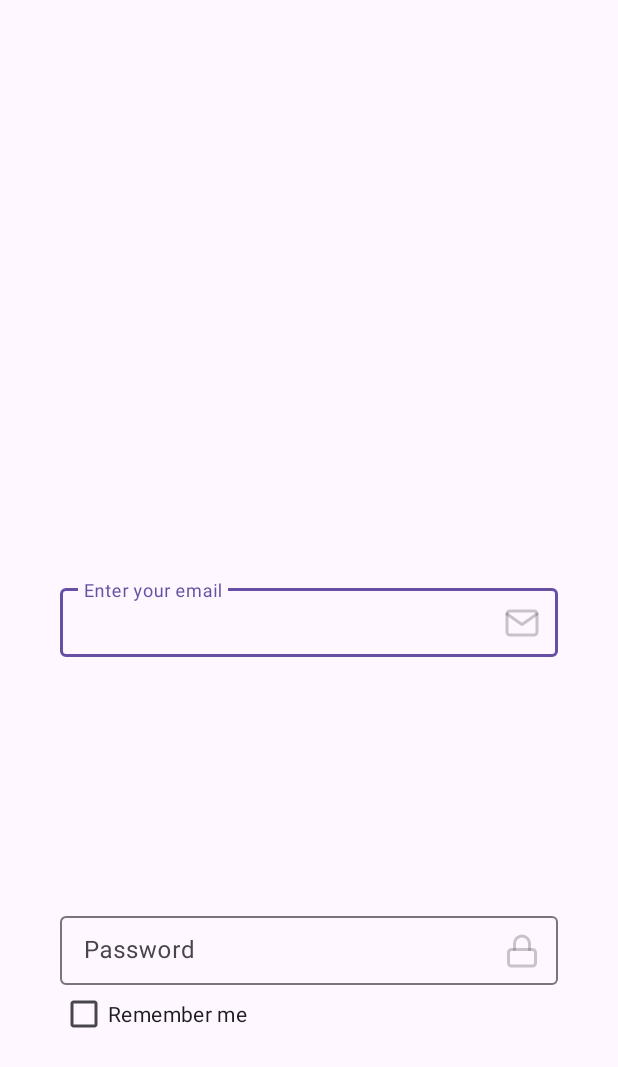
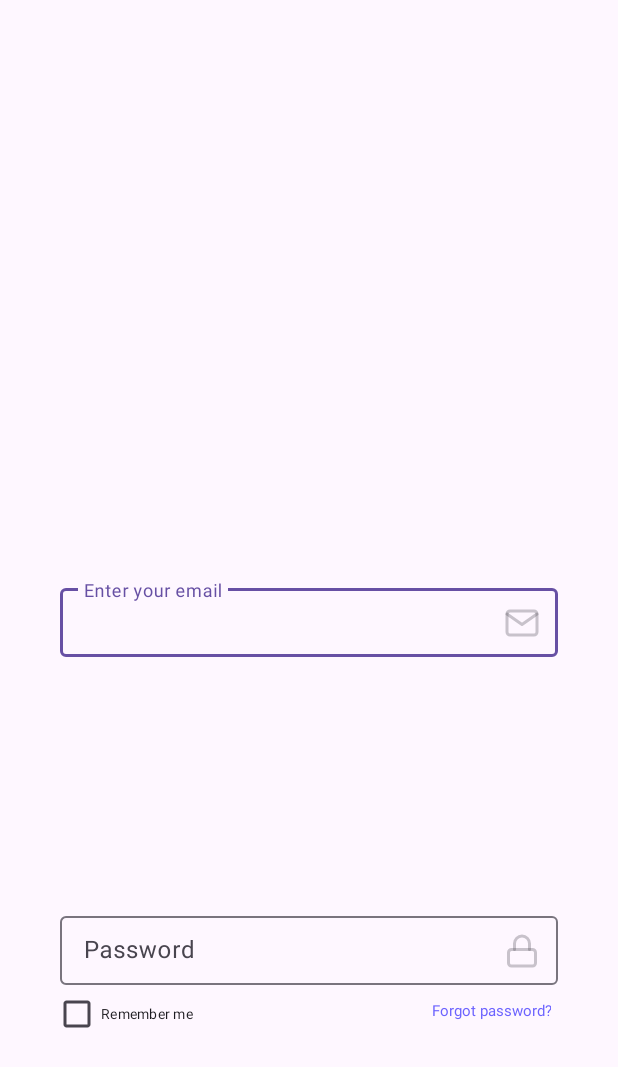
Before and after one commit to serkan-bayram/ma-assignment, an Android app: the screen it shows after launch (SignInActivity), on a phone screen of 412 x 824 dp. Shown: the top 1067 px of the screen. Run offline under Robolectric (Android 15) with nearby library versions, the phone set to English and light mode, and no system bars.

Commit message:
Add forgot password button

```diff
--- a/app/src/main/res/layout/sign_in_activity.xml
+++ b/app/src/main/res/layout/sign_in_activity.xml
@@ -47,13 +47,34 @@
 
 
     <CheckBox
+        android:id="@+id/rememberMeCheckBox"
         android:layout_width="157dp"
         android:layout_height="22dp"
         android:layout_marginTop="8dp"
         android:text="@string/remember_me_checkbox"
+        android:textSize="9sp"
+        app:layout_constraintBottom_toBottomOf="parent"
         app:layout_constraintEnd_toEndOf="parent"
-        app:layout_constraintHorizontal_bias="0.157"
+        app:layout_constraintHorizontal_bias="0.14"
         app:layout_constraintStart_toStartOf="parent"
-        app:layout_constraintTop_toBottomOf="@+id/passwordInput" />
+        app:layout_constraintTop_toBottomOf="@+id/passwordInput"
+        app:layout_constraintVertical_bias="0" />
+
+    <TextView
+        android:id="@+id/forgotPasswordButton"
+        android:layout_width="87dp"
+        android:layout_height="22dp"
+        android:layout_marginTop="10dp"
+        android:text="@string/forgot_password_button"
+        android:textColor="#6C63FF"
+        android:textSize="10sp"
+        android:textAlignment="textEnd"
+        app:layout_constraintBottom_toBottomOf="parent"
+        app:layout_constraintEnd_toEndOf="parent"
+        app:layout_constraintHorizontal_bias="0.663"
+        app:layout_constraintStart_toEndOf="@+id/rememberMeCheckBox"
+        app:layout_constraintTop_toBottomOf="@+id/passwordInput"
+        app:layout_constraintVertical_bias="0.0" />
+
 
 </androidx.constraintlayout.widget.ConstraintLayout>
--- a/app/src/main/res/values/strings.xml
+++ b/app/src/main/res/values/strings.xml
@@ -4,6 +4,7 @@
     <string name="email_input">Enter your email</string>
     <string name="password_input">Password</string>
     <string name="remember_me_checkbox">Remember me</string>
+    <string name="forgot_password_button">Forgot password?</string>
 
 
     <string name="mail_icon_content_description">Mail Icon</string>
```
